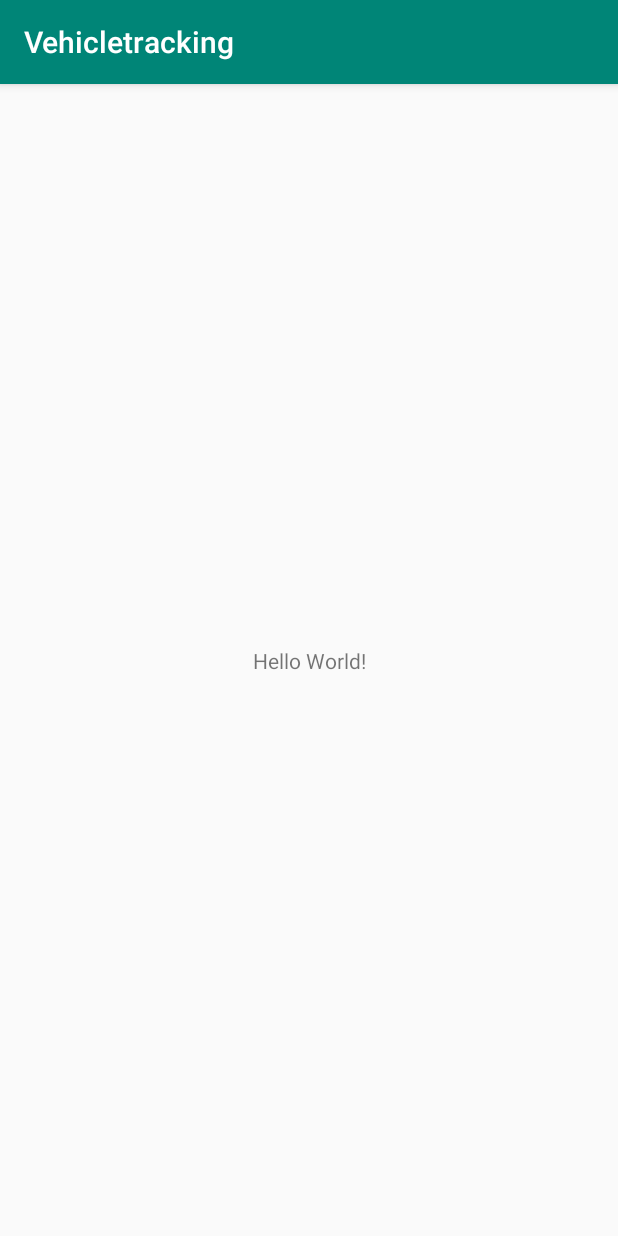
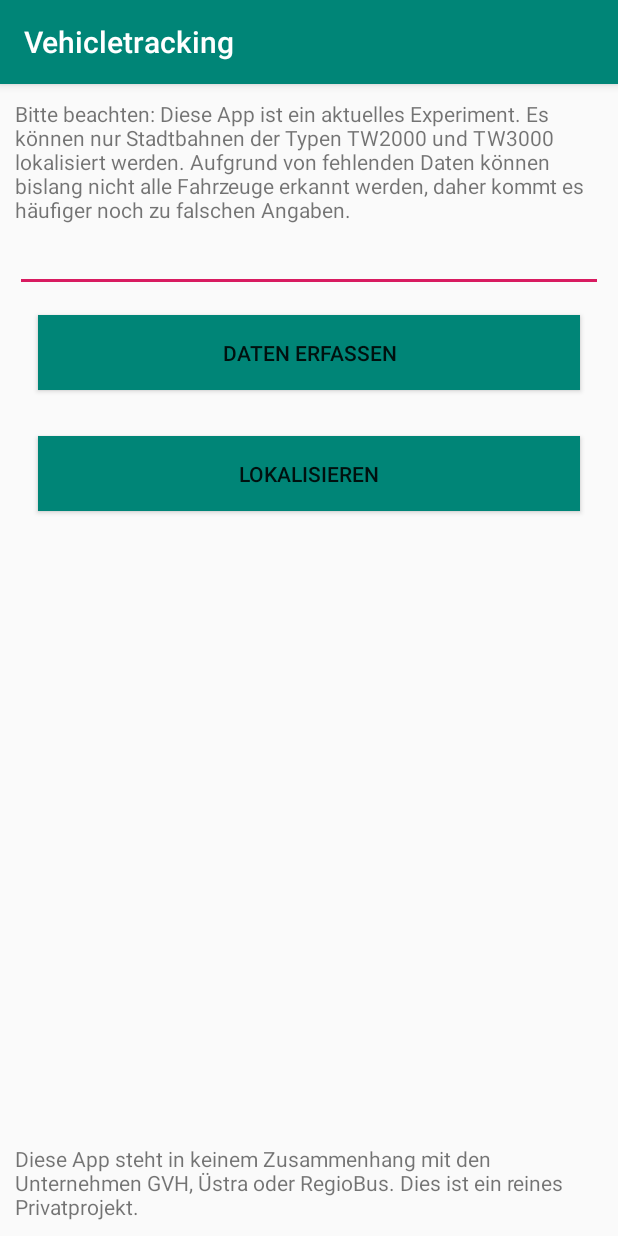
Before and after one commit to MrKrisKrisu/ptt-android, an Android app: the screen it shows after launch (MainActivity), on a phone screen of 412 x 824 dp. Run offline under Robolectric (Android 15) with nearby library versions, the phone set to English and light mode, and no system bars.

Commit message:
first experiments

```diff
--- a/app/src/main/AndroidManifest.xml
+++ b/app/src/main/AndroidManifest.xml
@@ -18,4 +18,10 @@
         </activity>
     </application>
 
+    <uses-permission android:name="android.permission.ACCESS_WIFI_STATE" />
+    <uses-permission android:name="android.permission.CHANGE_WIFI_STATE" />
+    <uses-permission android:name="android.permission.ACCESS_NETWORK_STATE" />
+    <uses-permission android:name="android.permission.ACCESS_COARSE_LOCATION" />
+    <uses-permission android:name="android.permission.ACCESS_FINE_LOCATION" />
+    <uses-permission android:name="android.permission.INTERNET" />
 </manifest>
--- a/app/src/main/java/de/mrkriskrisu/vehicletracking/MainActivity.java
+++ b/app/src/main/java/de/mrkriskrisu/vehicletracking/MainActivity.java
@@ -1,14 +1,81 @@
 package de.mrkriskrisu.vehicletracking;
 
 import androidx.appcompat.app.AppCompatActivity;
+import androidx.core.app.ActivityCompat;
+import androidx.core.content.ContextCompat;
 
+import android.Manifest;
+import android.app.AlertDialog;
+import android.content.Context;
+import android.content.DialogInterface;
+import android.content.pm.PackageManager;
+import android.net.wifi.WifiManager;
 import android.os.Bundle;
+import android.os.StrictMode;
+import android.widget.Button;
+import android.widget.EditText;
 
 public class MainActivity extends AppCompatActivity {
 
+    public static WifiManager wifiManager;
+    public static Button buttonScan;
+    public static Button buttonLocate;
+    public static EditText inpBahnID;
+
+    private static MainActivity instance;
+    public static MainActivity getInstance() {
+        return instance;
+    }
+
     @Override
     protected void onCreate(Bundle savedInstanceState) {
+        instance = this;
         super.onCreate(savedInstanceState);
         setContentView(R.layout.activity_main);
+
+        if (android.os.Build.VERSION.SDK_INT > 9) {
+            StrictMode.ThreadPolicy policy = new StrictMode.ThreadPolicy.Builder().permitAll().build();
+            StrictMode.setThreadPolicy(policy);
+        }
+
+
+        inpBahnID = MainActivity.getInstance().findViewById(R.id.inpBahnID);
+
+        buttonScan = findViewById(R.id.btnCapture);
+        buttonScan.setOnClickListener(new CaptureManager());
+
+        buttonLocate = findViewById(R.id.btnLocate);
+        buttonLocate.setOnClickListener(new LocateManager());
+
+        wifiManager = (WifiManager) getApplicationContext().getSystemService(Context.WIFI_SERVICE);
+
+        if (!wifiManager.isWifiEnabled())
+            wifiManager.setWifiEnabled(true);
+
+        if (ContextCompat.checkSelfPermission(this, Manifest.permission.ACCESS_WIFI_STATE) != PackageManager.PERMISSION_GRANTED)
+            showPermissionPopup();
+        if (ContextCompat.checkSelfPermission(this, Manifest.permission.CHANGE_WIFI_STATE) != PackageManager.PERMISSION_GRANTED)
+            showPermissionPopup();
+        if (ContextCompat.checkSelfPermission(this, Manifest.permission.ACCESS_NETWORK_STATE) != PackageManager.PERMISSION_GRANTED)
+            showPermissionPopup();
+        if (ContextCompat.checkSelfPermission(this, Manifest.permission.ACCESS_COARSE_LOCATION) != PackageManager.PERMISSION_GRANTED)
+            showPermissionPopup();
+        if (ContextCompat.checkSelfPermission(this, Manifest.permission.ACCESS_FINE_LOCATION) != PackageManager.PERMISSION_GRANTED)
+            showPermissionPopup();
+        if (ContextCompat.checkSelfPermission(this, Manifest.permission.INTERNET) != PackageManager.PERMISSION_GRANTED)
+            showPermissionPopup();
+    }
+
+    private void showPermissionPopup() {
+        AlertDialog.Builder builder = new AlertDialog.Builder(MainActivity.getInstance());
+        builder.setMessage("Die App benötigt Zugriff auf den Standort des Gerätes. Bitte erlaube den Zugriff in den Einstellungen.")
+                .setCancelable(false)
+                .setPositiveButton("OK", new DialogInterface.OnClickListener() {
+                    public void onClick(DialogInterface dialog, int id) {
+                        ActivityCompat.requestPermissions(MainActivity.getInstance(), new String[]{Manifest.permission.ACCESS_FINE_LOCATION}, 1);
+                    }
+                });
+        AlertDialog alert = builder.create();
+        alert.show();
     }
 }
--- a/app/src/main/res/layout/activity_main.xml
+++ b/app/src/main/res/layout/activity_main.xml
@@ -1,18 +1,50 @@
 <?xml version="1.0" encoding="utf-8"?>
-<androidx.constraintlayout.widget.ConstraintLayout xmlns:android="http://schemas.android.com/apk/res/android"
-    xmlns:app="http://schemas.android.com/apk/res-auto"
-    xmlns:tools="http://schemas.android.com/tools"
+<LinearLayout xmlns:android="http://schemas.android.com/apk/res/android"
+    android:orientation="vertical"
+    android:padding="10dp"
     android:layout_width="match_parent"
-    android:layout_height="match_parent"
-    tools:context=".MainActivity">
+    android:layout_height="match_parent">
 
     <TextView
-        android:layout_width="wrap_content"
+        android:id="@+id/textView"
+        android:layout_width="match_parent"
         android:layout_height="wrap_content"
-        android:text="Hello World!"
-        app:layout_constraintBottom_toBottomOf="parent"
-        app:layout_constraintLeft_toLeftOf="parent"
-        app:layout_constraintRight_toRightOf="parent"
-        app:layout_constraintTop_toTopOf="parent" />
+        android:text="Bitte beachten: Diese App ist ein aktuelles Experiment. Es können nur Stadtbahnen der Typen TW2000 und TW3000 lokalisiert werden. Aufgrund von fehlenden Daten können bislang nicht alle Fahrzeuge erkannt werden, daher kommt es häufiger noch zu falschen Angaben." />
 
-</androidx.constraintlayout.widget.ConstraintLayout>
+
+    <EditText
+        android:id="@+id/inpBahnID"
+        android:layout_width="match_parent"
+        android:layout_height="wrap_content" />
+
+    <Button
+        android:id="@+id/btnCapture"
+        android:layout_width="match_parent"
+        android:layout_height="50dp"
+        android:layout_gravity="bottom"
+        android:layout_margin="15dp"
+        android:background="@color/colorPrimary"
+        android:text="Daten erfassen" />
+
+    <Button
+        android:id="@+id/btnLocate"
+        android:layout_width="match_parent"
+        android:layout_height="50dp"
+        android:layout_gravity="bottom"
+        android:layout_margin="15dp"
+        android:background="@color/colorPrimary"
+        android:text="Lokalisieren"/>
+
+    <Space
+        android:layout_width="match_parent"
+        android:layout_height="0dp"
+        android:layout_weight="1" />
+
+    <TextView
+        android:id="@+id/tvDisclaimer"
+        android:layout_width="match_parent"
+        android:layout_height="wrap_content"
+        android:layout_gravity="bottom"
+        android:text="Diese App steht in keinem Zusammenhang mit den Unternehmen GVH, Üstra oder RegioBus. Dies ist ein reines Privatprojekt." />
+
+</LinearLayout>
```
Also changed, not shown: app/src/main/java/de/mrkriskrisu/vehicletracking/CaptureManager.java (added, +85 -0 lines), app/src/main/java/de/mrkriskrisu/vehicletracking/GetData.java (added, +54 -0 lines), app/src/main/java/de/mrkriskrisu/vehicletracking/GetUrlContentTask.java (added, +42 -0 lines), app/src/main/java/de/mrkriskrisu/vehicletracking/LocateManager.java (added, +68 -0 lines).
